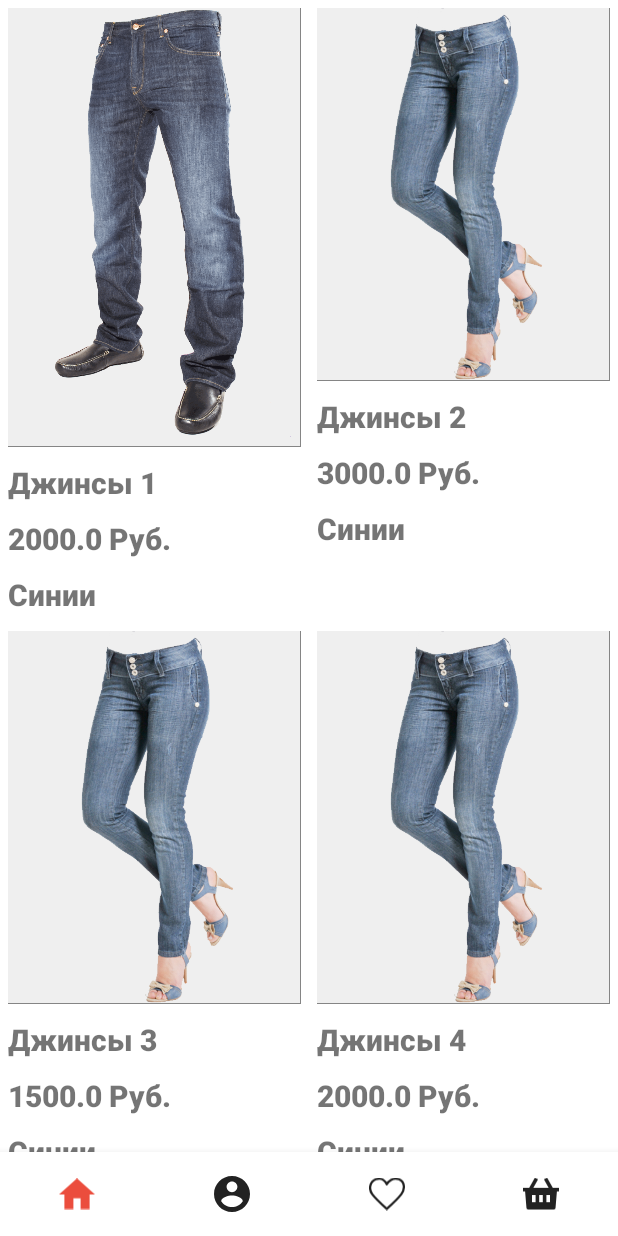
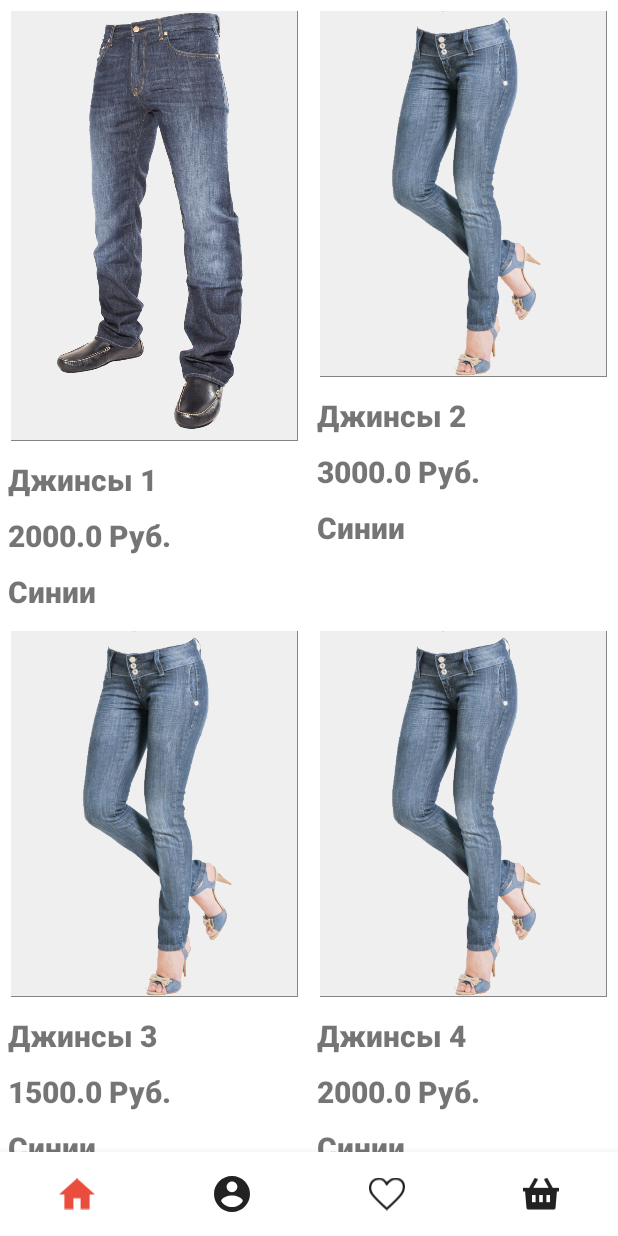
Before and after one commit to fittingvroom/fittingvroom, an Android app: the PickUpRvFragment screen opened through its navigation route, on a phone screen of 412 x 824 dp. Run offline under Robolectric (Android 15) with nearby library versions, the phone set to English and light mode, and no system bars; our stand-ins replace navigation-ui; pictures from the network do not load.

```diff
--- a/app/src/main/java/com/fittingvroom/ui/pick_up/PickUpRvFragment.kt
+++ b/app/src/main/java/com/fittingvroom/ui/pick_up/PickUpRvFragment.kt
@@ -54,6 +54,7 @@ class PickUpRvFragment : Fragment() {
 
     private fun setupUI() {
         viewBinding?.recyclerview?.adapter = adapter
+        viewBinding?.recyclerview?.setHasFixedSize(true)
     }
 
     private fun retrieveProducts(data: List<Product>) {
--- a/app/src/main/res/layout/rv_pickup_item.xml
+++ b/app/src/main/res/layout/rv_pickup_item.xml
@@ -1,24 +1,24 @@
 <?xml version="1.0" encoding="utf-8"?>
 
 
-    <LinearLayout
-        xmlns:android="http://schemas.android.com/apk/res/android"
+<LinearLayout xmlns:android="http://schemas.android.com/apk/res/android"
     xmlns:app="http://schemas.android.com/apk/res-auto"
     xmlns:tools="http://schemas.android.com/tools"
     android:layout_width="match_parent"
     android:layout_height="wrap_content"
-
     android:layout_margin="5dp"
+    android:background="?android:attr/selectableItemBackground"
     android:orientation="vertical">
 
     <ImageView
         android:id="@+id/image_view"
         android:layout_width="wrap_content"
         android:layout_height="wrap_content"
+        android:layout_margin="2dp"
         android:layout_gravity="center"
         android:adjustViewBounds="true"
+        android:background="@drawable/shadow_rect"
         android:scaleType="fitCenter"
-            android:background="@drawable/shadow_rect"
         tools:srcCompat="@drawable/abc_vector_test" />
 
     <TextView
```
Lines whose indentation alone changed are shown as unchanged.
